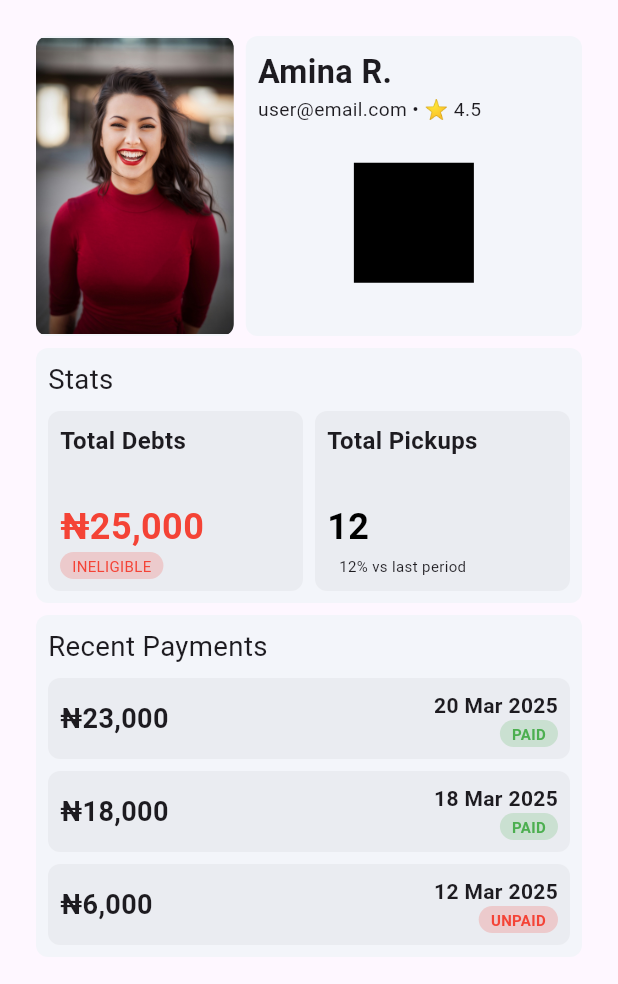
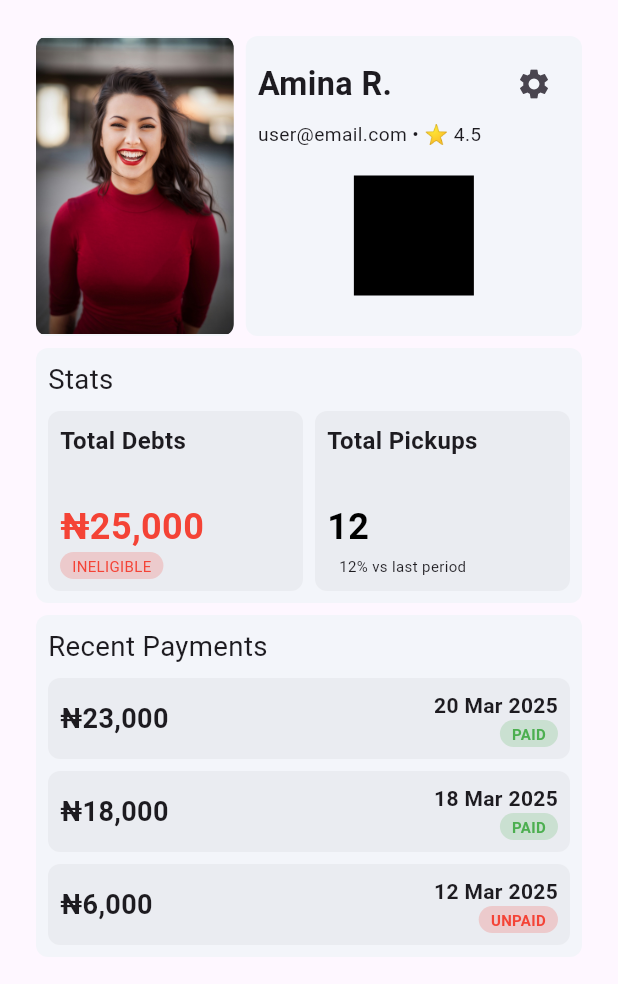
Before and after one commit to laurence702/Gasopay-Mobile, a Flutter app: the RiderHomeScreen screen opened by its route, on a phone screen of 412 x 824 dp. Shown: the top 984 px of the screen. Run offline on Flutter 3.47's test engine with Material 3 defaults, Android fonts, the phone set to English and light mode, and no system bars; drawn by our look-alikes of toastification; our stand-ins replace equatable, flutter_bloc, get_it, go_router.

Commit message:
add settings button

```diff
--- a/lib/features/rider/pages/screen_home.dart
+++ b/lib/features/rider/pages/screen_home.dart
@@ -46,12 +46,25 @@ class RiderHomeScreen extends StatelessWidget {
                       child: Column(
                         crossAxisAlignment: CrossAxisAlignment.start,
                         children: [
-                          const Text(
-                            'Amina R.',
-                            style: TextStyle(
-                              fontSize: 8 * 2.7,
-                              fontWeight: FontWeight.w700,
-                            ),
+                          Row(
+                            children: [
+                              const Expanded(
+                                child: Text(
+                                  'Amina R.',
+                                  style: TextStyle(
+                                    fontSize: 8 * 2.7,
+                                    fontWeight: FontWeight.w700,
+                                  ),
+                                ),
+                              ),
+                              const SizedBox(width: 5),
+                              IconButton(
+                                onPressed: () => debugPrint('wee'),
+                                icon: const Icon(
+                                  Icons.settings,
+                                ),
+                              ),
+                            ],
                           ),
                           const Text(
                             'user@email.com • ⭐️ 4.5',
```
Also changed, not shown: 1 other file.
